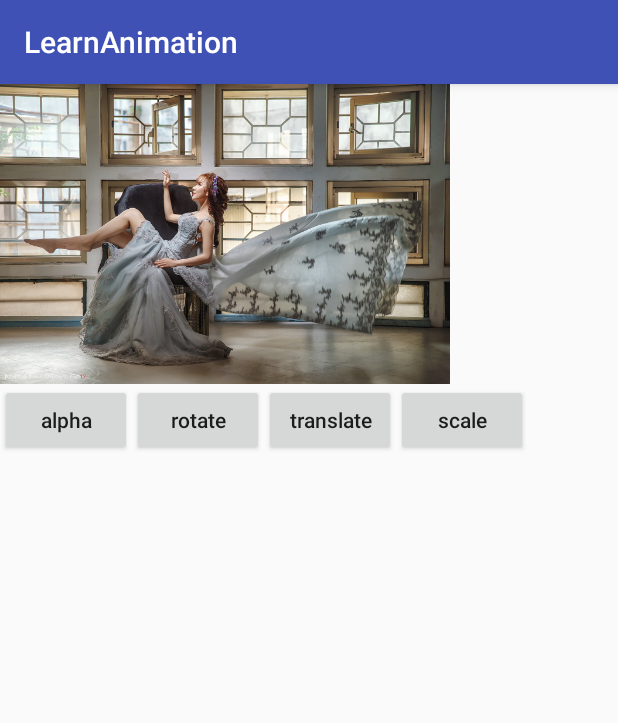
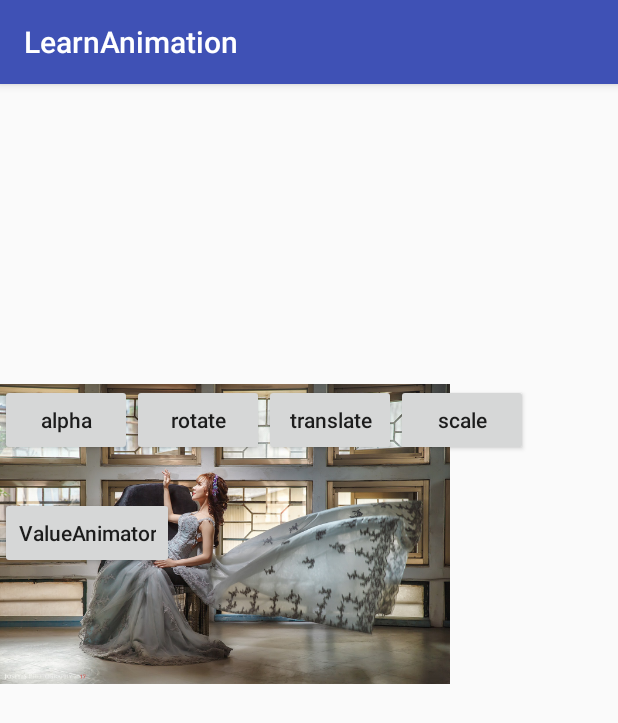
Before and after one commit to dzzchao/LearnAnimation, an Android app: the screen it shows after launch (MainActivity), after a tap on "translate", on a phone screen of 412 x 824 dp. Shown: the top 723 px of the screen. Run offline under Robolectric (Android 15) with nearby library versions, the phone set to English and light mode, and no system bars; our stand-ins replace ButterKnife.

```diff
--- a/app/src/main/java/com/dzzchao/learnanimation/MainActivity.java
+++ b/app/src/main/java/com/dzzchao/learnanimation/MainActivity.java
@@ -1,15 +1,17 @@
 package com.dzzchao.learnanimation;
 
+import android.animation.Animator;
+import android.animation.AnimatorListenerAdapter;
+import android.animation.ObjectAnimator;
+import android.animation.ValueAnimator;
+import android.os.Bundle;
 import android.support.v7.app.AppCompatActivity;
-import android.os.Bundle;
 import android.view.animation.AlphaAnimation;
 import android.view.animation.Animation;
-import android.view.animation.AnimationSet;
 import android.view.animation.RotateAnimation;
 import android.view.animation.ScaleAnimation;
-import android.view.animation.TranslateAnimation;
-import android.widget.Button;
 import android.widget.ImageView;
+import android.widget.TextView;
 
 import butterknife.BindView;
 import butterknife.ButterKnife;
@@ -38,9 +40,45 @@ public class MainActivity extends AppCompatActivity {
 
     @OnClick(R.id.btn_translate)
     void translate() {
-        TranslateAnimation animation = new TranslateAnimation(0, 200, 0, 400);
-        animation.setDuration(1000);
-        imageView.startAnimation(animation);
+//        TranslateAnimation animation = new TranslateAnimation(0, 200, 0, 400);
+//        animation.setDuration(1000);
+//        imageView.startAnimation(animation);
+        //属性动画写法
+        ObjectAnimator animator = ObjectAnimator.ofFloat(imageView, "translationY", 300);
+        animator.setDuration(1000);
+        animator.start();
+        //动画监听
+        animator.addListener(new AnimatorListenerAdapter() {
+            @Override
+            public void onAnimationCancel(Animator animation) {
+                super.onAnimationCancel(animation);
+            }
+
+            @Override
+            public void onAnimationEnd(Animator animation) {
+                super.onAnimationEnd(animation);
+            }
+
+            @Override
+            public void onAnimationRepeat(Animator animation) {
+                super.onAnimationRepeat(animation);
+            }
+
+            @Override
+            public void onAnimationStart(Animator animation) {
+                super.onAnimationStart(animation);
+            }
+
+            @Override
+            public void onAnimationPause(Animator animation) {
+                super.onAnimationPause(animation);
+            }
+
+            @Override
+            public void onAnimationResume(Animator animation) {
+                super.onAnimationResume(animation);
+            }
+        });
     }
 
     @OnClick(R.id.btn_scale)
@@ -51,6 +89,23 @@ public class MainActivity extends AppCompatActivity {
         imageView.startAnimation(animation);
     }
 
+    @BindView(R.id.text_view)
+    TextView textView;
+
+    @OnClick(R.id.button_value_animator)
+    void valueAnimator() {
+        ValueAnimator valueAnimator = ValueAnimator.ofInt(0, 100);
+        valueAnimator.addUpdateListener(
+                new ValueAnimator.AnimatorUpdateListener() {
+                    @Override
+                    public void onAnimationUpdate(ValueAnimator animation) {
+                        (textView).setText(animation.getAnimatedValue() + "");
+                    }
+                });
+        valueAnimator.setDuration(3000);
+        valueAnimator.start();
+    }
+
     @Override
     protected void onCreate(Bundle savedInstanceState) {
         super.onCreate(savedInstanceState);
@@ -58,6 +113,5 @@ public class MainActivity extends AppCompatActivity {
 
         ButterKnife.bind(this);
 
-
     }
 }
--- a/app/src/main/res/layout/activity_main.xml
+++ b/app/src/main/res/layout/activity_main.xml
@@ -49,4 +49,17 @@
 
     </LinearLayout>
 
+    <TextView
+        android:id="@+id/text_view"
+        android:textSize="20sp"
+        android:layout_width="wrap_content"
+        android:layout_height="wrap_content" />
+
+    <Button
+        android:text="@string/valueanimator"
+        android:textAllCaps="false"
+        android:id="@+id/button_value_animator"
+        android:layout_width="wrap_content"
+        android:layout_height="wrap_content" />
+
 </LinearLayout>
--- a/app/src/main/res/values/strings.xml
+++ b/app/src/main/res/values/strings.xml
@@ -4,4 +4,5 @@
     <string name="rotate">rotate</string>
     <string name="translate">translate</string>
     <string name="scale">scale</string>
+    <string name="valueanimator">ValueAnimator</string>
 </resources>
```
Also changed, not shown: 1 other file.
